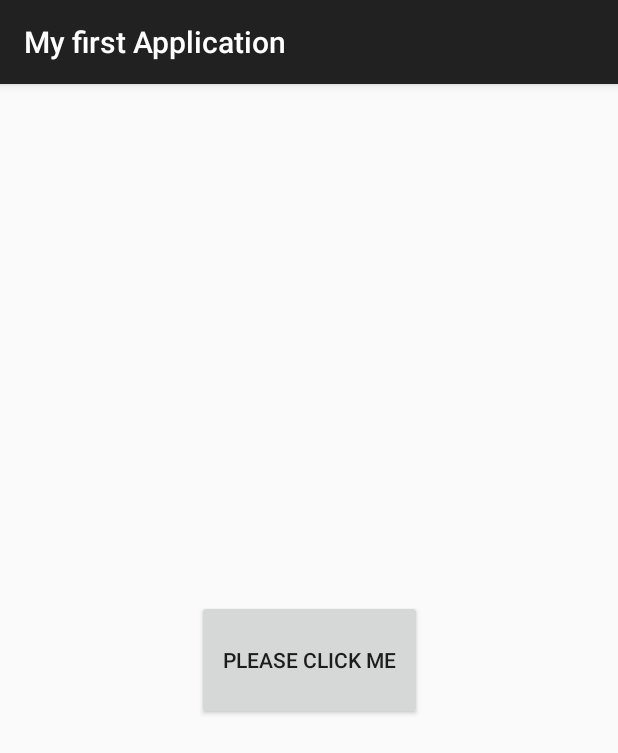
After one commit to JiangWendyyy/hello_android_compose, an Android app: the ThreadActivity screen opened directly, with no data from a screen before it, on a phone screen of 412 x 824 dp. The commit adds this screen. Shown: the top 753 px of the screen. Run offline under Robolectric (Android 15) with nearby library versions, the phone set to English and light mode, and no system bars.

Commit message:
add thread

```diff
--- a/app/src/main/AndroidManifest.xml
+++ b/app/src/main/AndroidManifest.xml
@@ -14,6 +14,9 @@
         android:supportsRtl="true"
         android:theme="@style/Theme.EmptyViewsApplication"
         tools:targetApi="31">
+        <activity
+            android:name=".ThreadActivity"
+            android:exported="false" />
         <activity
             android:name=".TweetsActivity"
             android:exported="false" />
--- a/app/src/main/java/com/thoughtworks/androidtrain/MainActivity.kt
+++ b/app/src/main/java/com/thoughtworks/androidtrain/MainActivity.kt
@@ -47,6 +47,10 @@ class MainActivity : AppCompatActivity() {
         val button5 = findViewById<Button>(R.id.toTweetsActivity)
         button5.setOnClickListener {
             navigateToActivity(TweetsActivity::class.java)
+        }
+        val button6 = findViewById<Button>(R.id.toThreadActivity)
+        button6.setOnClickListener {
+            navigateToActivity(ThreadActivity::class.java)
         }
 
 
--- /dev/null
+++ b/app/src/main/java/com/thoughtworks/androidtrain/ThreadActivity.kt
@@ -0,0 +1,56 @@
+package com.thoughtworks.androidtrain
+
+import android.os.AsyncTask
+import android.os.Bundle
+import android.widget.Button
+import androidx.activity.enableEdgeToEdge
+import androidx.appcompat.app.AppCompatActivity
+import androidx.core.view.ViewCompat
+import androidx.core.view.WindowInsetsCompat
+
+class ThreadActivity : AppCompatActivity() {
+
+    private lateinit var button: Button
+    override fun onCreate(savedInstanceState: Bundle?) {
+        super.onCreate(savedInstanceState)
+        enableEdgeToEdge()
+        setContentView(R.layout.thread_layout)
+        ViewCompat.setOnApplyWindowInsetsListener(findViewById(R.id.main)) { v, insets ->
+            val systemBars = insets.getInsets(WindowInsetsCompat.Type.systemBars())
+            v.setPadding(systemBars.left, systemBars.top, systemBars.right, systemBars.bottom)
+            insets
+        }
+
+        button = findViewById<Button>(R.id.thread)
+        button.setOnClickListener{
+            button.isEnabled = false
+            CounterAsyncTask().execute()
+        }
+    }
+
+    private inner class CounterAsyncTask : AsyncTask<Void, Int, Void>() {
+        private var counter = 0
+
+        @Deprecated("Deprecated in Java")
+        override fun doInBackground(vararg params: Void?): Void? {
+            while (counter < 10) {
+                Thread.sleep(1000)
+                counter++
+                publishProgress(counter)
+            }
+            return null
+        }
+
+        @Deprecated("Deprecated in Java")
+        override fun onProgressUpdate(vararg values: Int?) {
+            super.onProgressUpdate(*values)
+            button.text = values[0].toString()
+        }
+
+        @Deprecated("Deprecated in Java")
+        override fun onPostExecute(result: Void?) {
+            super.onPostExecute(result)
+            button.isEnabled = true
+        }
+    }
+}
--- a/app/src/main/res/layout/activity_main.xml
+++ b/app/src/main/res/layout/activity_main.xml
@@ -76,6 +76,7 @@
                     android:backgroundTint="@color/gray"
                     android:text="@string/button5" />
                 <Button
+                    android:id="@+id/toThreadActivity"
                     android:layout_width="match_parent"
                     android:layout_height="80dp"
                     android:layout_marginTop="16dp"
--- /dev/null
+++ b/app/src/main/res/layout/thread_layout.xml
@@ -0,0 +1,23 @@
+<?xml version="1.0" encoding="utf-8"?>
+<androidx.constraintlayout.widget.ConstraintLayout xmlns:android="http://schemas.android.com/apk/res/android"
+    xmlns:app="http://schemas.android.com/apk/res-auto"
+    xmlns:tools="http://schemas.android.com/tools"
+    android:id="@+id/main"
+    android:layout_width="match_parent"
+    android:layout_height="match_parent"
+    tools:context=".ThreadActivity">
+
+
+    <Button
+        android:id="@+id/thread"
+        android:layout_width="150dp"
+        android:layout_height="80dp"
+        android:text="@string/please_click_me"
+        app:layout_constraintTop_toTopOf="parent"
+        app:layout_constraintEnd_toEndOf="parent"
+        app:layout_constraintStart_toStartOf="parent"
+        app:layout_constraintBottom_toBottomOf="parent">
+
+    </Button>
+
+</androidx.constraintlayout.widget.ConstraintLayout>
--- a/app/src/main/res/values/strings.xml
+++ b/app/src/main/res/values/strings.xml
@@ -5,7 +5,7 @@
     <string name="button1">constraint_layout</string>
     <string name="button4">fragment</string>
     <string name="button5">RecyclerView</string>
-    <string name="button6">Button6</string>
+    <string name="button6">thread</string>
     <string name="button7">Button7</string>
     <string name="button8">Button8</string>
     <string name="button9">Button9</string>
@@ -27,7 +27,8 @@ open source software, designed primarily for touchscreen mobile devices such as
 and tablets.</string>
     <string name="java_text" translatable="false">Java is a High Level, class-based, object-oriented programming language that is designed to have
 as few implementation dependencies as possible.</string>
-    <string name="bottom">到底了</string>
+    <string name="bottom" translatable="false">到底了</string>
+    <string name="please_click_me">please click me</string>
 
 
 </resources>
```
Also changed, not shown: 1 other file.
